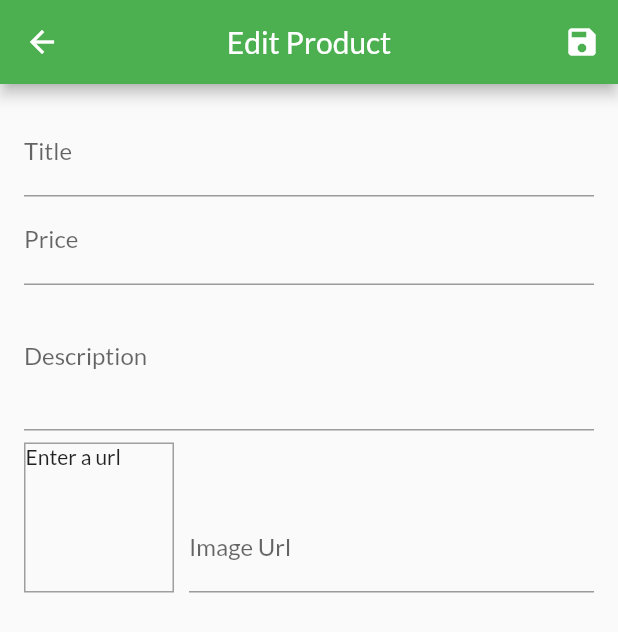
After one commit to MahdiMurshed/goriber_daravely, a Flutter app: the EditProductScreen screen opened by its route, on a phone screen of 412 x 824 dp. The commit adds this screen. Shown: the top 632 px of the screen. Run offline on Flutter 3.47's test engine with Material 2 defaults, Android fonts, the phone set to English and light mode, and no system bars; network calls fail.

Commit message:
form input

```diff
--- /dev/null
+++ b/lib/screen/edit_product_screen.dart
@@ -0,0 +1,172 @@
+//4.Form
+
+import 'package:flutter/material.dart';
+import 'package:shop_app/providers/product.dart';
+
+class EditProductScreen extends StatefulWidget {
+  static const routeName = '/edit-product';
+  @override
+  _EditProductScreenState createState() => _EditProductScreenState();
+}
+
+class _EditProductScreenState extends State<EditProductScreen> {
+  //5.
+  final _priceFocusNode = FocusNode();
+  //6
+  final _descFocusNode = FocusNode();
+  //7
+  final _imageUrlController = TextEditingController();
+  //7
+  final _imageurlFocus = FocusNode();
+  //8
+  final _form = GlobalKey<FormState>();
+  //8
+  Product _editedProduct =
+      Product(id: null, title: '', description: '', price: 0, imageUrl: '');
+//6
+
+  @override
+  void initState() {
+    //everytime whn focus changes _updateform willl be called
+    _imageurlFocus.addListener(_updateimageUrl);
+    super.initState();
+  }
+
+  @override
+  void dispose() {
+    _imageurlFocus.removeListener(_updateimageUrl);
+    _priceFocusNode.dispose();
+    _descFocusNode.dispose();
+    _imageUrlController.dispose();
+    _imageurlFocus.dispose();
+    super.dispose();
+  }
+
+  void _updateimageUrl() {
+    if (!_imageurlFocus.hasFocus) {
+      setState(() {});
+    }
+  }
+
+//8
+  void _saveForm() {
+    _form.currentState.save();
+    print(_editedProduct.title);
+    print(_editedProduct.price);
+    print(_editedProduct.description);
+    print(_editedProduct.imageUrl);
+  }
+
+  @override
+  Widget build(BuildContext context) {
+    return Scaffold(
+      appBar: AppBar(
+        title: Text('Edit Product'),
+        centerTitle: true,
+        actions: [IconButton(icon: Icon(Icons.save), onPressed: _saveForm)],
+      ),
+      body: Padding(
+        padding: const EdgeInsets.all(16.0),
+        child: Form(
+          //8
+          key: _form,
+          child: ListView(
+            children: [
+              TextFormField(
+                decoration: InputDecoration(labelText: 'Title'),
+                textInputAction: TextInputAction.next,
+                //5.
+                onFieldSubmitted: (_) {
+                  FocusScope.of(context).requestFocus(_priceFocusNode);
+                },
+                onSaved: (val) {
+                  _editedProduct = Product(
+                      id: _editedProduct.id,
+                      title: val,
+                      description: _editedProduct.description,
+                      price: _editedProduct.price,
+                      imageUrl: _editedProduct.imageUrl);
+                },
+              ),
+              //5.
+              TextFormField(
+                decoration: InputDecoration(labelText: 'Price'),
+                textInputAction: TextInputAction.next,
+                //5 managing form focus
+                keyboardType: TextInputType.number,
+                focusNode: _priceFocusNode,
+                onFieldSubmitted: (_) {
+                  FocusScope.of(context).requestFocus(_descFocusNode);
+                },
+                onSaved: (val) {
+                  _editedProduct = Product(
+                      id: _editedProduct.id,
+                      title: _editedProduct.title,
+                      description: _editedProduct.description,
+                      price: double.parse(val),
+                      imageUrl: _editedProduct.imageUrl);
+                },
+              ),
+              //6
+              TextFormField(
+                decoration: InputDecoration(labelText: 'Description'),
+                maxLines: 3,
+                keyboardType: TextInputType.multiline,
+                focusNode: _descFocusNode,
+                onSaved: (val) {
+                  _editedProduct = Product(
+                      id: _editedProduct.id,
+                      title: _editedProduct.title,
+                      description: val,
+                      price: _editedProduct.price,
+                      imageUrl: _editedProduct.imageUrl);
+                },
+              ),
+              //7
+              Row(
+                crossAxisAlignment: CrossAxisAlignment.end,
+                children: [
+                  Container(
+                    width: 100,
+                    height: 100,
+                    margin: EdgeInsets.only(top: 8, right: 10),
+                    decoration: BoxDecoration(
+                        border: Border.all(width: 1, color: Colors.grey)),
+                    child: _imageUrlController.text.isEmpty
+                        ? Text('Enter a url')
+                        : FittedBox(
+                            child: Image.network(
+                              _imageUrlController.text,
+                            ),
+                            fit: BoxFit.cover,
+                          ),
+                  ),
+                  Expanded(
+                    child: TextFormField(
+                      decoration: InputDecoration(labelText: 'Image Url'),
+                      keyboardType: TextInputType.url,
+                      textInputAction: TextInputAction.done,
+                      controller: _imageUrlController,
+                      focusNode: _imageurlFocus,
+                      onFieldSubmitted: (_) {
+                        _saveForm();
+                      },
+                      onSaved: (val) {
+                        _editedProduct = Product(
+                            id: _editedProduct.id,
+                            title: _editedProduct.title,
+                            description: _editedProduct.description,
+                            price: _editedProduct.price,
+                            imageUrl: val);
+                      },
+                    ),
+                  )
+                ],
+              )
+            ],
+          ),
+        ),
+      ),
+    );
+  }
+}
--- a/lib/widgets/app_drawer.dart
+++ b/lib/widgets/app_drawer.dart
@@ -1,5 +1,6 @@
 import 'package:flutter/material.dart';
 import 'package:shop_app/screen/orders_screen.dart';
+import 'package:shop_app/screen/user_product_screen.dart';
 
 class AppDrawer extends StatelessWidget {
   @override
@@ -26,6 +27,15 @@ class AppDrawer extends StatelessWidget {
             onTap: () {
               Navigator.of(context).pushReplacementNamed(OrderScreen.routeName);
             },
+          ),
+          //3.adding to app drawer
+           Divider(),
+          ListTile(
+            leading: Icon(Icons.edit),
+            title: Text('Manage Products'),
+            onTap: () {
+              Navigator.of(context).pushReplacementNamed(UserProduct.routeName);
+            },
           )
         ],
       ),
--- /dev/null
+++ b/lib/widgets/user_product_item.dart
@@ -0,0 +1,26 @@
+//3.
+import 'package:flutter/material.dart';
+class UserProductItem extends StatelessWidget {
+  final String title;
+  final String imageUrl;
+  UserProductItem(this.title,this.imageUrl);
+
+
+  @override
+  Widget build(BuildContext context) {
+    return ListTile(
+      title:Text(title) ,
+      leading: CircleAvatar(backgroundImage: NetworkImage(imageUrl),),
+      trailing: Container(
+        width: 100,
+        child: Row(
+          children: [
+            IconButton(icon: Icon(Icons.edit), onPressed: (){},color: Theme.of(context).primaryColor,),
+            IconButton(icon: Icon(Icons.delete), onPressed: (){},color: Theme.of(context).errorColor,)
+          ],
+        ),
+      ),
+
+    );
+  }
+}
```
Also changed, not shown: lib/main.dart (+8 -3 lines), lib/providers/cart.dart (+18 -0 lines), lib/screen/user_product_screen.dart (added, +42 -0 lines), lib/widgets/cart_item.dart (+20 -1 lines), lib/widgets/product_item.dart (+14 -3 lines).
